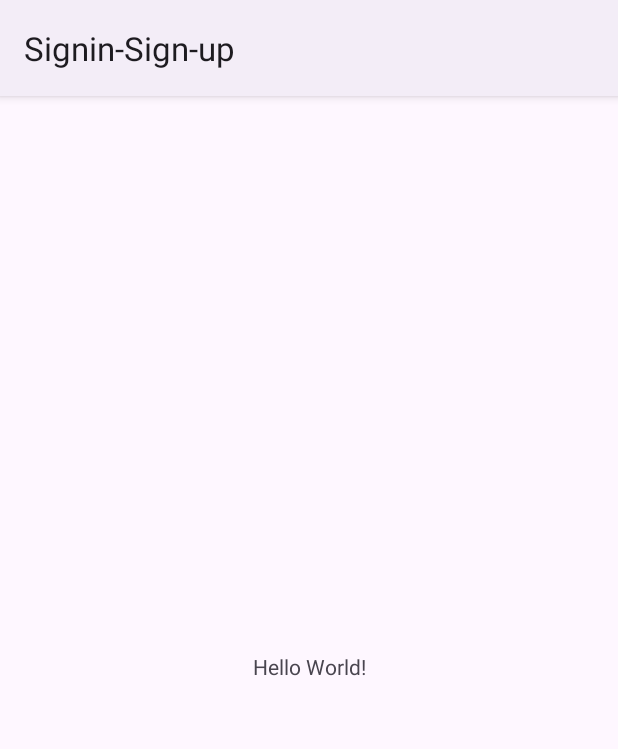
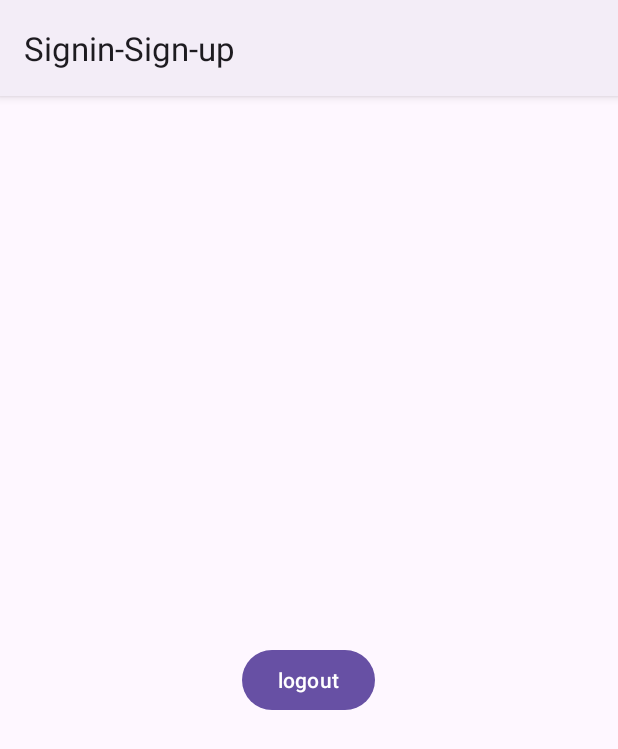
Before and after one commit to kinyanjui-Nyaga/Login-and-Signin, an Android app: the screen it shows after launch once a user with an empty profile is signed in (MainActivity), on a phone screen of 412 x 824 dp. Shown: the top 749 px of the screen. Run offline under Robolectric (Android 15) with nearby library versions, the phone set to English and light mode, and no system bars; our stand-ins replace Firebase (no records; nobody signed in at launch, a user with empty details on screens opened directly).

Commit message:
Final commit...

```diff
--- a/app/src/main/java/com/example/signin_sign_up/MainActivity.java
+++ b/app/src/main/java/com/example/signin_sign_up/MainActivity.java
@@ -2,13 +2,46 @@ package com.example.signin_sign_up;
 
 import androidx.appcompat.app.AppCompatActivity;
 
+import android.content.Intent;
 import android.os.Bundle;
+import android.view.View;
+import android.widget.Button;
+import android.widget.TextView;
+
+import com.google.firebase.auth.FirebaseAuth;
+import com.google.firebase.auth.FirebaseUser;
 
 public class MainActivity extends AppCompatActivity {
+
+    FirebaseAuth auth;
+    Button button;
+    TextView textView;
+    FirebaseUser user;
 
     @Override
     protected void onCreate(Bundle savedInstanceState) {
         super.onCreate(savedInstanceState);
         setContentView(R.layout.activity_main);
+
+        auth = FirebaseAuth.getInstance();
+        button = findViewById(R.id.logout);
+        textView = findViewById(R.id.user_details);
+        user = auth.getCurrentUser();
+        if (user == null){
+            Intent intent = new Intent(getApplicationContext(), Login.class);
+            startActivity(intent);
+            finish();
+        }else{
+            textView.setText(user.getEmail());
+        }
+        button.setOnClickListener(new View.OnClickListener() {
+            @Override
+            public void onClick(View v) {
+                FirebaseAuth.getInstance().signOut();
+                Intent intent = new Intent(getApplicationContext(), Login.class);
+                startActivity(intent);
+                finish();
+            }
+        });
     }
 }
--- a/app/src/main/java/com/example/signin_sign_up/Register.java
+++ b/app/src/main/java/com/example/signin_sign_up/Register.java
@@ -87,6 +87,9 @@ public class Register extends AppCompatActivity {
                                 progressBar.setVisibility(View.GONE);
                                if (task.isSuccessful()){
                                    Toast.makeText(Register.this, "Account created.", Toast.LENGTH_SHORT).show();
+                                   Intent intent = new Intent(getApplicationContext(), Login.class);
+                                   startActivity(intent);
+                                   finish();
 
                                }else {
                                    Toast.makeText(Register.this, "Authentication failed.", Toast.LENGTH_SHORT).show();
--- a/app/src/main/res/layout/activity_main.xml
+++ b/app/src/main/res/layout/activity_main.xml
@@ -1,18 +1,22 @@
 <?xml version="1.0" encoding="utf-8"?>
-<androidx.constraintlayout.widget.ConstraintLayout xmlns:android="http://schemas.android.com/apk/res/android"
+<LinearLayout xmlns:android="http://schemas.android.com/apk/res/android"
     xmlns:app="http://schemas.android.com/apk/res-auto"
     xmlns:tools="http://schemas.android.com/tools"
     android:layout_width="match_parent"
     android:layout_height="match_parent"
-    tools:context=".MainActivity">
+    tools:context=".MainActivity"
+    android:orientation="vertical"
+    android:gravity="center">
 
     <TextView
+        android:id="@+id/user_details"
         android:layout_width="wrap_content"
         android:layout_height="wrap_content"
-        android:text="Hello World!"
-        app:layout_constraintBottom_toBottomOf="parent"
-        app:layout_constraintEnd_toEndOf="parent"
-        app:layout_constraintStart_toStartOf="parent"
-        app:layout_constraintTop_toTopOf="parent" />
+        android:text="Hello World!"/>
 
-</androidx.constraintlayout.widget.ConstraintLayout>
+    <Button
+        android:text="@string/logout"
+        android:id="@+id/logout"
+        android:layout_width="wrap_content"
+        android:layout_height="wrap_content"/>
+</LinearLayout>
--- a/app/src/main/res/values/strings.xml
+++ b/app/src/main/res/values/strings.xml
@@ -6,4 +6,5 @@
     <string name="register">Register</string>
     <string name="click_to_login">Click to LogIn</string>
     <string name="click_to_register">click to register</string>
+    <string name="logout">logout</string>
 </resources>
```
